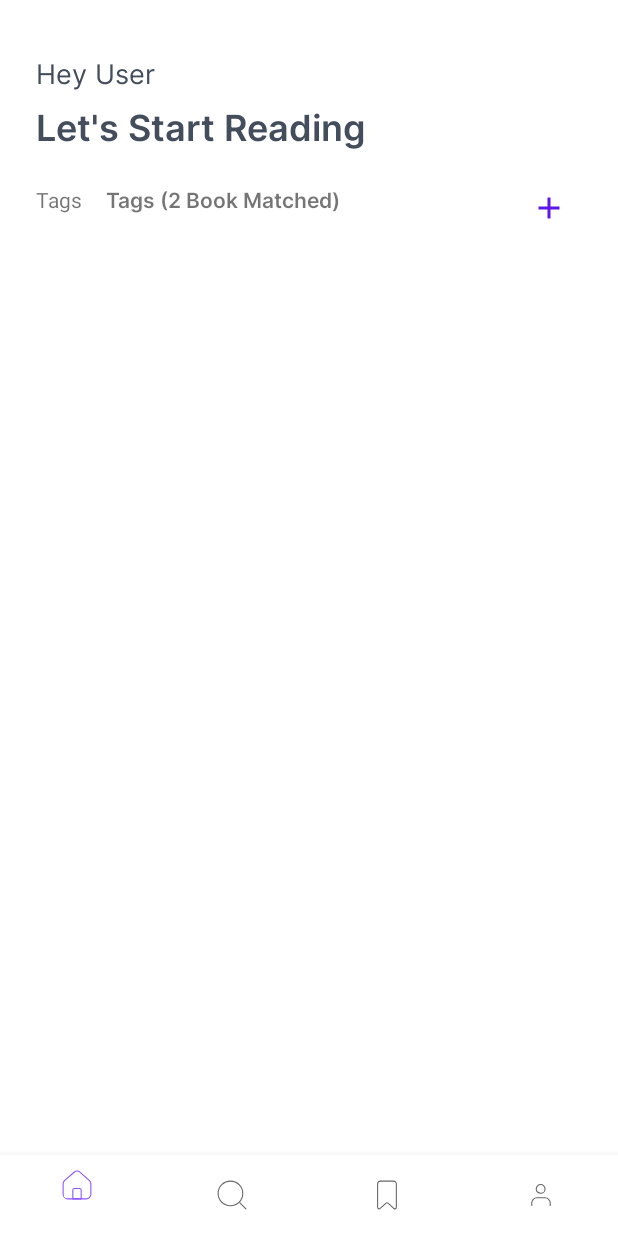
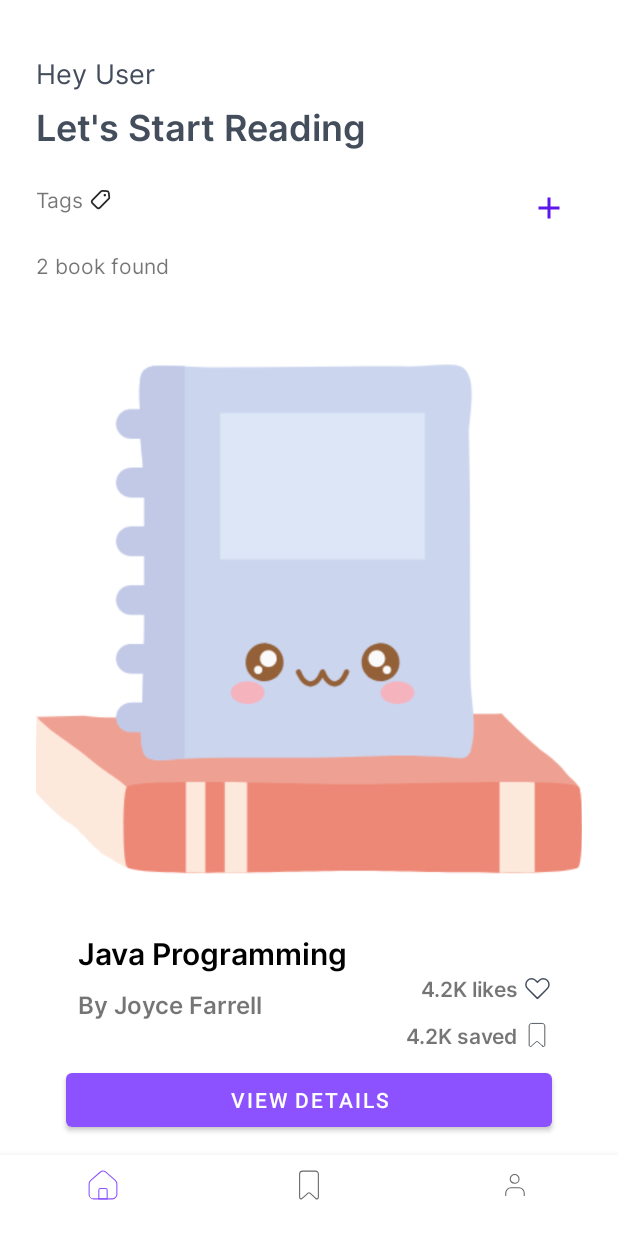
Before and after one commit to Jervx/OLBooks-Android-App, an Android app: the Activity_Home screen opened directly, with no data from a screen before it, on a phone screen of 412 x 824 dp. Run offline under Robolectric (Android 15) with nearby library versions, the phone set to English and light mode, and no system bars; 1 statement that could not run was skipped.

Commit message:
A lot of updates

```diff
--- a/app/src/main/java/com/itel316/olbooks/Activity_Home.java
+++ b/app/src/main/java/com/itel316/olbooks/Activity_Home.java
@@ -6,12 +6,15 @@ import androidx.fragment.app.FragmentManager;
 import androidx.fragment.app.FragmentTransaction;
 
 import android.os.Bundle;
+import android.view.KeyEvent;
+import android.view.View;
 
 import com.itel316.olbooks.databinding.ActivityHomeBinding;
 import com.itel316.olbooks.helpers.DatabaseHelper;
 import com.itel316.olbooks.models.User;
 
 import java.nio.BufferUnderflowException;
+import java.util.List;
 
 public class Activity_Home extends AppCompatActivity {
 
@@ -40,52 +43,77 @@ public class Activity_Home extends AppCompatActivity {
         initial_frag.setArguments(initialBundle);
         switchFragment(initial_frag);
 
-        binding.bottomNavigationView.setOnItemSelectedListener( nav_item -> {
+        binding.bottomNavigationView.setOnItemSelectedListener(nav_item -> {
 
             int id = nav_item.getItemId();
             Bundle bund = new Bundle();
             currentUser.fetchSelf(dbHelper);
             bund.putSerializable("curUser", currentUser);
-            System.out.println("FETCHED -> "+ currentUser.getEmail());
 
-            if(id == R.id.navigation_home){
+            if (id == R.id.navigation_home) {
                 Fragment_Home fragHome = new Fragment_Home();
                 fragHome.setArguments(bund);
                 switchFragment(fragHome);
             }
 
-            if(id == R.id.navigation_search){
-                Fragment_Search fragSearch = new Fragment_Search();
-                fragSearch.setArguments(bund);
-                switchFragment(fragSearch);
-            }
+//            if (id == R.id.navigation_search) {
+//                Fragment_Search fragSearch = new Fragment_Search();
+//                fragSearch.setArguments(bund);
+//                switchFragment(fragSearch);
+//            }
 
-            if(id == R.id.navigation_bookmarks){
+            if (id == R.id.navigation_bookmarks) {
                 Fragment_Bookmarks fragBookmarks = new Fragment_Bookmarks();
                 fragBookmarks.setArguments(bund);
                 switchFragment(fragBookmarks);
             }
 
-            if(id == R.id.navigation_profiles){
+            if (id == R.id.navigation_profiles) {
                 Fragment_Profile fragProfile = new Fragment_Profile();
                 fragProfile.setArguments(bund);
                 switchFragment(fragProfile);
             }
 
             return true;
-        } );
+        });
     }
 
-    private void switchFragment(Fragment frag){
-        if(curFrag != null && frag.getClass() == curFrag.getClass()) {
-            System.out.println("Current Fragment is the same thus not changed fragment");
+    public void switchFragment(Fragment frag) {
+        if (curFrag != null && frag.getClass() == curFrag.getClass())
             return;
-        }
+
         FragmentManager fragMan = getSupportFragmentManager();
         FragmentTransaction fragTrans = fragMan.beginTransaction();
         curFrag = frag;
 
-        fragTrans.replace(R.id.frame_fragment, frag);
-        fragTrans.commit();
+        if(fragMan.getBackStackEntryCount() > 8) fragMan.popBackStack();
+
+        fragTrans.replace(R.id.frame_fragment, frag).addToBackStack("root_frag").commit();
     }
+
+    @Override
+    public void onBackPressed() {
+        int cnt = getSupportFragmentManager().getBackStackEntryCount();
+        if (cnt > 1) {
+            getSupportFragmentManager().popBackStackImmediate();
+            List<Fragment> frags = getSupportFragmentManager().getFragments();
+
+            int foc = 0;
+
+            if(frags.size() == 0){
+                foc = 0;
+            }else{
+                Fragment frag = getSupportFragmentManager().getFragments().get(frags.size() > 0 ? frags.size() - 1 : 0);
+                curFrag = frag;
+
+                if (frag.getClass() == Fragment_Home.class) foc = 0;
+//                if (frag.getClass() == Fragment_Search.class) foc = 1;
+                if (frag.getClass() == Fragment_Bookmarks.class) foc = 2;
+                if (frag.getClass() == Fragment_Profile.class) foc = 3;
+            }
+
+            binding.bottomNavigationView.getMenu().getItem(foc).setChecked(true);
+        } else finish();
+    }
+
 }
--- a/app/src/main/java/com/itel316/olbooks/Fragment_Home.java
+++ b/app/src/main/java/com/itel316/olbooks/Fragment_Home.java
@@ -3,6 +3,7 @@ package com.itel316.olbooks;
 import android.os.Bundle;
 
 import androidx.fragment.app.Fragment;
+import androidx.viewpager2.widget.ViewPager2;
 
 import android.view.LayoutInflater;
 import android.view.View;
@@ -35,6 +36,9 @@ public class Fragment_Home extends Fragment implements Dialog_Fragment_One_Input
     private Button btn_addCategoryTag;
     private ViewGroup container;
     private TextView textview_tags;
+    private ViewPager2 swipe_view;
+
+    ArrayList<ViewPagerItem> viewPagerItemArrayList;
 
     public Fragment_Home() {
 
@@ -69,6 +73,8 @@ public class Fragment_Home extends Fragment implements Dialog_Fragment_One_Input
         chipContainer = (ChipGroup) view.findViewById(R.id.chip_container);
         btn_addCategoryTag = (Button) view.findViewById(R.id.btn_add_filter);
         textview_tags = (TextView) view.findViewById(R.id.textview_tags);
+        swipe_view = (ViewPager2) view.findViewById(R.id.viewpager_swipe);
+        viewPagerItemArrayList = new ArrayList<>();
 
         btn_addCategoryTag.setOnClickListener(e -> {
             openDialog();
@@ -90,7 +96,6 @@ public class Fragment_Home extends Fragment implements Dialog_Fragment_One_Input
         dialog_Fragment_one_input.setTargetFragment(Fragment_Home.this, 1);
         dialog_Fragment_one_input.show(getParentFragmentManager(), "Add Tag");
     }
-
 
     @Override
     public void applyTexts(String fieldOne) {
@@ -120,13 +125,29 @@ public class Fragment_Home extends Fragment implements Dialog_Fragment_One_Input
         String chosenTags[] = new String[category_tags.size()];
         int counter = 0;
         for(Chip chp : category_tags){
-            chosenTags[counter] = (String) category_tags.get(counter).getText();
-            counter++;
+            chosenTags[counter] = (String) chp.getText();
         }
 
         books = dbHelper.getBooksByTag(chosenTags);
-        for (Book book : books) System.out.println(book.toString());
+        viewPagerItemArrayList = new ArrayList<>();
+        for (Book book : books){
+            ViewPagerItem viewPagerItem = new ViewPagerItem(book);
+            viewPagerItemArrayList.add(viewPagerItem);
+        }
 
-        textview_tags.setText(String.format("Tags (%d Book Matched)", books.length));
+        textview_tags.setText(String.format("%d book found", books.length));
+
+        renderViewPager();
     }
+
+    public void renderViewPager(){
+        VPAdapter vpAdapter = new VPAdapter(viewPagerItemArrayList, (Activity_Home) getActivity());
+
+        swipe_view.setAdapter(vpAdapter);
+        swipe_view.setClipToPadding(false);
+        swipe_view.setClipChildren(false);
+        swipe_view.setOffscreenPageLimit(2);
+        swipe_view.getChildAt(0).setOverScrollMode(View.OVER_SCROLL_NEVER);
+    }
+
 }
--- /dev/null
+++ b/app/src/main/java/com/itel316/olbooks/VPAdapter.java
@@ -0,0 +1,79 @@
+package com.itel316.olbooks;
+
+import android.os.Bundle;
+import android.view.LayoutInflater;
+import android.view.View;
+import android.view.ViewGroup;
+import android.widget.Button;
+import android.widget.ImageView;
+import android.widget.TextView;
+
+import androidx.annotation.NonNull;
+import androidx.recyclerview.widget.RecyclerView;
+
+
+import com.itel316.olbooks.helpers.OlbookUtils;
+
+import java.util.ArrayList;
+
+public class VPAdapter extends RecyclerView.Adapter<VPAdapter.ViewHolder> {
+
+    ArrayList<ViewPagerItem> viewPagerItemArrayList;
+    Activity_Home rootActivity;
+
+    public VPAdapter(ArrayList<ViewPagerItem> viewPagerItemArrayList, Activity_Home rootActivity) {
+        this.viewPagerItemArrayList = viewPagerItemArrayList;
+        this.rootActivity = rootActivity;
+    }
+
+    @NonNull
+    @Override
+    public ViewHolder onCreateViewHolder(@NonNull ViewGroup parent, int viewType) {
+
+        View view = LayoutInflater.from(parent.getContext())
+                .inflate(R.layout.viewpager_item,parent,false);
+
+        return new ViewHolder(view);
+    }
+
+    @Override
+    public void onBindViewHolder(@NonNull ViewHolder holder, int position) {
+        ViewPagerItem viewPagerItem = viewPagerItemArrayList.get(position);
+
+        holder.bookImage.setImageResource(R.drawable.logo);
+        holder.bookTitle.setText(viewPagerItem.book.getTitle());
+        holder.bookAuthor.setText("By "+viewPagerItem.book.getAuthor());
+        holder.bookLikes.setText(String.format("%s likes ", OlbookUtils.shortenNumber(viewPagerItem.getBook().getSave())));
+        holder.bookSaved.setText(String.format("%s saved ", OlbookUtils.shortenNumber(viewPagerItem.getBook().getLikes())));
+        holder.btnView.setOnClickListener(e -> {
+            Fragment_BookInfo bookFrag = new Fragment_BookInfo();
+            Bundle bund = new Bundle();
+            bund.putSerializable("curBook", viewPagerItem.getBook());
+            bookFrag.setArguments(bund);
+            rootActivity.switchFragment(bookFrag);
+        });
+    }
+
+    @Override
+    public int getItemCount() {
+        return viewPagerItemArrayList.size();
+    }
+
+    public class ViewHolder extends RecyclerView.ViewHolder{
+
+        ImageView bookImage;
+        TextView bookTitle, bookAuthor, bookLikes, bookSaved;
+        Button btnView;
+
+        public ViewHolder(@NonNull View itemView) {
+            super(itemView);
+            btnView = itemView.findViewById(R.id.btn_view_details);
+            bookImage = itemView.findViewById(R.id.book_image);
+            bookTitle = itemView.findViewById(R.id.book_title);
+            bookAuthor = itemView.findViewById(R.id.book_author);
+            bookLikes = itemView.findViewById(R.id.book_likes);
+            bookSaved = itemView.findViewById(R.id.book_saves);
+        }
+    }
+
+}
--- /dev/null
+++ b/app/src/main/java/com/itel316/olbooks/ViewPagerItem.java
@@ -0,0 +1,21 @@
+package com.itel316.olbooks;
+
+import com.itel316.olbooks.models.Book;
+
+public class ViewPagerItem {
+
+    Book book;
+
+    public ViewPagerItem(Book book) {
+        this.book = book;
+    }
+
+
+    public Book getBook() {
+        return book;
+    }
+
+    public void setBook(Book book) {
+        this.book = book;
+    }
+}
--- /dev/null
+++ b/app/src/main/java/com/itel316/olbooks/helpers/OlbookUtils.java
@@ -0,0 +1,43 @@
+package com.itel316.olbooks.helpers;
+
+import java.text.SimpleDateFormat;
+import java.time.ZonedDateTime;
+import java.util.Date;
+import java.util.TimeZone;
+
+public class OlbookUtils {
+
+    public static String toISODateString(Date date) {
+        SimpleDateFormat sdf;
+        sdf = new SimpleDateFormat("yyyy-MM-dd'T'HH:mm:ss.SSSXXX");
+        sdf.setTimeZone(TimeZone.getTimeZone("CET"));
+        String ISO = sdf.format(date);
+        return ISO;
+    }
+
+    public static Date fromIoDateStringToDate(String ISODateString) {
+        return Date.from(ZonedDateTime.parse(ISODateString).toInstant());
+    }
+
+    public static String shortenNumber(int number){
+        String given = String.format("%d", number);
+        String ret = "";
+        if(given.length() >= 10){
+            int end = given.length() - 1;
+            ret += given.substring(0, given.length() - 9) +"."+given.substring(end, end + 1);
+            ret += "B";
+        }else if(given.length() >= 7){
+            int end = given.length() - 6;
+            ret +=  given.substring(0, given.length() - 6) +"."+given.substring(end, end + 1);
+            ret += "M";
+        }else if(given.length() >= 4){
+            int end = given.length() - 3;
+            ret +=  given.substring(0, given.length() - 3) +"."+given.substring(end, end+1);
+            ret += "K";
+        }else{
+            ret = given;
+        }
+        return ret;
+    }
+
+}
--- a/app/src/main/res/drawable/ic_bookmark.xml
+++ b/app/src/main/res/drawable/ic_bookmark.xml
@@ -1,6 +1,6 @@
 <vector xmlns:android="http://schemas.android.com/apk/res/android"
-    android:width="50dp"
-    android:height="50dp"
+    android:width="20dp"
+    android:height="20dp"
     android:viewportWidth="50"
     android:viewportHeight="50">
   <path
--- /dev/null
+++ b/app/src/main/res/drawable/ic_heart.xml
@@ -0,0 +1,13 @@
+<vector xmlns:android="http://schemas.android.com/apk/res/android"
+    android:width="20dp"
+    android:height="20dp"
+    android:viewportWidth="31"
+    android:viewportHeight="31">
+  <path
+      android:pathData="M27.896,10.887C27.896,12.385 27.327,13.896 26.178,15.046L24.266,16.958L16.038,25.185C16,25.224 15.987,25.237 15.948,25.263C15.909,25.237 15.896,25.224 15.858,25.185L5.718,15.046C4.568,13.896 4,12.398 4,10.887C4,9.376 4.568,7.864 5.718,6.715C8.017,4.428 11.737,4.428 14.036,6.715L15.935,8.626L17.847,6.715C20.146,4.428 23.853,4.428 26.152,6.715C27.327,7.864 27.896,9.363 27.896,10.887Z"
+      android:strokeLineJoin="round"
+      android:strokeWidth="1.5"
+      android:fillColor="#00000000"
+      android:strokeColor="@color/riverbed"
+      android:strokeLineCap="round"/>
+</vector>
--- /dev/null
+++ b/app/src/main/res/drawable/ic_tag.xml
@@ -0,0 +1,16 @@
+<vector xmlns:android="http://schemas.android.com/apk/res/android"
+    android:width="14dp"
+    android:height="14dp"
+    android:viewportWidth="18"
+    android:viewportHeight="18">
+  <path
+      android:pathData="M5.91,15.98L2.02,12.09C1.3,11.37 1.32,10.19 2.06,9.46L9.45,2.07C9.86,1.66 10.42,1.46 10.98,1.51L14.53,1.85C15.39,1.93 16.07,2.61 16.15,3.47L16.49,7.02C16.54,7.58 16.34,8.14 15.93,8.55L8.54,15.94C7.81,16.67 6.63,16.69 5.91,15.98Z"
+      android:strokeLineJoin="round"
+      android:strokeWidth="1.5"
+      android:fillColor="#00000000"
+      android:strokeColor="#272727"
+      android:strokeLineCap="round"/>
+  <path
+      android:pathData="M13.47,4.53C13.05,4.11 12.38,4.11 11.96,4.53C11.54,4.95 11.54,5.62 11.96,6.04C12.17,6.25 12.44,6.35 12.71,6.35C12.98,6.35 13.26,6.25 13.46,6.04C13.89,5.62 13.89,4.94 13.47,4.53Z"
+      android:fillColor="#272727"/>
+</vector>
--- a/app/src/main/res/layout/fragment__home.xml
+++ b/app/src/main/res/layout/fragment__home.xml
@@ -34,13 +34,15 @@
         app:layout_constraintTop_toBottomOf="@+id/textView_greet" />
 
     <androidx.viewpager2.widget.ViewPager2
-        android:id="@+id/book_viewpage"
-        android:layout_width="414dp"
-        android:layout_height="414dp"
+        android:id="@+id/viewpager_swipe"
+        android:layout_width="0dp"
+        android:layout_height="0dp"
+        android:layout_marginTop="18dp"
         app:layout_constraintBottom_toBottomOf="parent"
         app:layout_constraintEnd_toEndOf="parent"
         app:layout_constraintHorizontal_bias="0.5"
-        app:layout_constraintStart_toStartOf="parent">
+        app:layout_constraintStart_toStartOf="parent"
+        app:layout_constraintTop_toBottomOf="@+id/textview_tags">
 
     </androidx.viewpager2.widget.ViewPager2>
 
@@ -50,7 +52,9 @@
         android:layout_height="wrap_content"
         android:layout_marginStart="24dp"
         android:layout_marginTop="16dp"
-        android:text="Tags"
+        android:drawableRight="@drawable/ic_tag"
+        android:fontFamily="@font/inter"
+        android:text="Tags "
         app:layout_constraintStart_toStartOf="parent"
         app:layout_constraintTop_toBottomOf="@+id/textView_greet2" />
 
@@ -58,11 +62,11 @@
         android:id="@+id/textview_tags"
         android:layout_width="wrap_content"
         android:layout_height="wrap_content"
-        android:layout_marginStart="16dp"
+        android:layout_marginStart="24dp"
         android:layout_marginTop="16dp"
-        android:fontFamily="@font/inter_semibold"
-        app:layout_constraintStart_toEndOf="@+id/textview_TAG"
-        app:layout_constraintTop_toBottomOf="@+id/textView_greet2" />
+        android:fontFamily="@font/inter"
+        app:layout_constraintStart_toStartOf="parent"
+        app:layout_constraintTop_toBottomOf="@+id/chip_container" />
 
     <com.google.android.material.chip.ChipGroup
         android:id="@+id/chip_container"
--- /dev/null
+++ b/app/src/main/res/layout/viewpager_item.xml
@@ -0,0 +1,113 @@
+<?xml version="1.0" encoding="utf-8"?>
+<androidx.constraintlayout.widget.ConstraintLayout xmlns:android="http://schemas.android.com/apk/res/android"
+    xmlns:app="http://schemas.android.com/apk/res-auto"
+    xmlns:tools="http://schemas.android.com/tools"
+    android:layout_width="match_parent"
+    android:layout_height="match_parent"
+    android:layout_marginHorizontal="16dp">
+
+    <LinearLayout
+        android:layout_width="wrap_content"
+        android:layout_height="match_parent"
+        app:layout_constraintBottom_toBottomOf="parent"
+        app:layout_constraintEnd_toEndOf="parent"
+        app:layout_constraintHorizontal_bias="0.5"
+        app:layout_constraintStart_toStartOf="parent"
+        app:layout_constraintTop_toTopOf="parent">
+
+        <androidx.cardview.widget.CardView
+            android:layout_width="match_parent"
+            android:layout_height="match_parent"
+            android:outlineAmbientShadowColor="@color/transparent"
+            android:outlineSpotShadowColor="@color/transparent"
+            android:layout_margin="8dp"
+            app:cardCornerRadius="16dp"
+            android:elevation="8dp">
+
+            <androidx.constraintlayout.widget.ConstraintLayout
+                android:layout_width="match_parent"
+                android:layout_height="match_parent"
+                tools:layout_editor_absoluteX="30dp"
+                tools:layout_editor_absoluteY="0dp">
+
+                <ImageView
+                    android:id="@+id/book_image"
+                    android:layout_width="wrap_content"
+                    android:layout_height="400dp"
+                    android:scaleType="centerCrop"
+                    android:src="@drawable/logo"
+                    app:layout_constraintEnd_toEndOf="parent"
+                    app:layout_constraintStart_toStartOf="parent"
+                    app:layout_constraintTop_toTopOf="parent" />
+
+                <TextView
+                    android:id="@+id/book_title"
+                    android:layout_width="wrap_content"
+                    android:layout_height="wrap_content"
+                    android:layout_marginStart="28dp"
+                    android:layout_marginTop="8dp"
+                    android:fontFamily="@font/inter_semibold"
+                    android:text="Book Title"
+                    android:textAppearance="@style/TextAppearance.AppCompat.Display1"
+                    android:textColor="@color/black"
+                    android:textSize="20sp"
+                    android:textStyle="bold"
+                    app:layout_constraintStart_toStartOf="parent"
+                    app:layout_constraintTop_toBottomOf="@+id/book_image" />
+
+                <TextView
+                    android:id="@+id/book_author"
+                    android:layout_width="wrap_content"
+                    android:layout_height="wrap_content"
+                    android:layout_marginStart="28dp"
+                    android:layout_marginTop="8dp"
+                    android:fontFamily="@font/inter_semibold"
+                    android:text="desc"
+                    android:textSize="16sp"
+                    app:layout_constraintStart_toStartOf="parent"
+                    app:layout_constraintTop_toBottomOf="@+id/book_title" />
+
+                <TextView
+                    android:id="@+id/book_likes"
+                    android:layout_width="wrap_content"
+                    android:layout_height="19dp"
+                    android:layout_marginTop="36dp"
+                    android:layout_marginEnd="20dp"
+                    android:drawableRight="@drawable/ic_heart"
+                    android:fontFamily="@font/inter_semibold"
+                    android:text=""
+                    android:textAlignment="textEnd"
+                    app:layout_constraintEnd_toEndOf="parent"
+                    app:layout_constraintTop_toBottomOf="@+id/book_image" />
+
+                <TextView
+                    android:id="@+id/book_saves"
+                    android:layout_width="wrap_content"
+                    android:layout_height="18dp"
+                    android:layout_marginTop="12dp"
+                    android:layout_marginEnd="20dp"
+                    android:drawableRight="@drawable/ic_bookmark"
+                    android:fontFamily="@font/inter_semibold"
+                    android:text=""
+                    android:textAlignment="textEnd"
+                    app:layout_constraintEnd_toEndOf="parent"
+                    app:layout_constraintTop_toBottomOf="@+id/book_likes" />
+
+                <Button
+                    android:id="@+id/btn_view_details"
+                    android:layout_width="0dp"
+                    android:layout_height="wrap_content"
+                    android:layout_marginHorizontal="20dp"
+                    android:layout_marginTop="28dp"
+                    android:text="View Details"
+                    app:layout_constraintEnd_toEndOf="parent"
+                    app:layout_constraintStart_toStartOf="parent"
+                    app:layout_constraintTop_toBottomOf="@+id/book_author" />
+
+
+            </androidx.constraintlayout.widget.ConstraintLayout>
+
+        </androidx.cardview.widget.CardView>
+    </LinearLayout>
+
+</androidx.constraintlayout.widget.ConstraintLayout>
--- a/app/src/main/res/menu/bottom_nav_menu.xml
+++ b/app/src/main/res/menu/bottom_nav_menu.xml
@@ -5,9 +5,9 @@
         android:id="@+id/navigation_home"
         android:icon="@drawable/ic_home"/>
 
-    <item
-        android:id="@+id/navigation_search"
-        android:icon="@drawable/ic_search" />
+<!--    <item-->
+<!--        android:id="@+id/navigation_search"-->
+<!--        android:icon="@drawable/ic_search" />-->
 
     <item
         android:id="@+id/navigation_bookmarks"
```
Also changed, not shown: app/src/main/java/com/itel316/olbooks/Fragment_BookInfo.java (added, +64 -0 lines), app/src/main/java/com/itel316/olbooks/MainActivity.java (+11 -5 lines), app/src/main/java/com/itel316/olbooks/helpers/DatabaseHelper.java (+2 -12 lines), app/src/main/java/com/itel316/olbooks/models/User.java (+0 -10 lines), app/src/main/res/layout/fragment__book_info.xml (added, +21 -0 lines).
